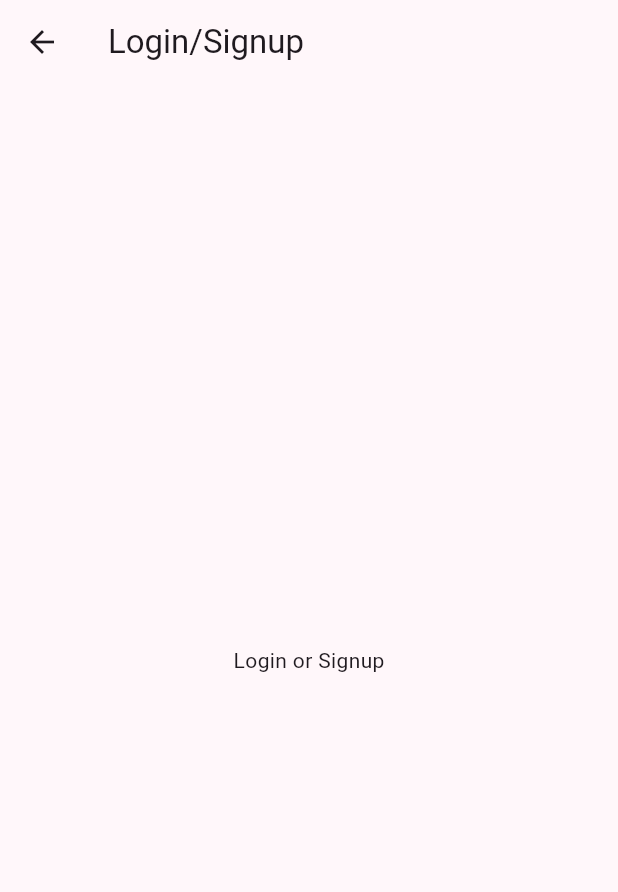
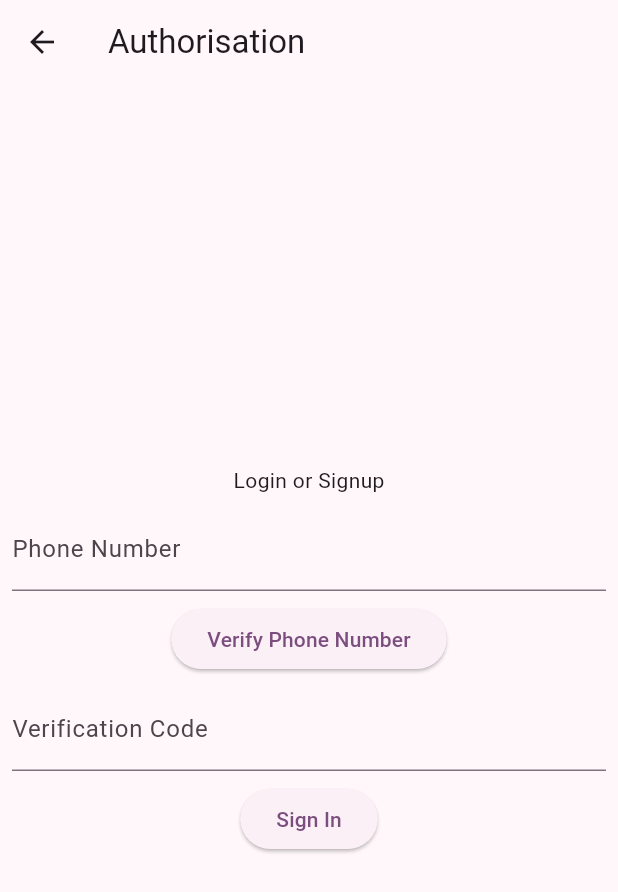
Before and after one commit to crazygix/bleya-mobile, a Flutter app: the AuthorisationPage screen opened directly, on a phone screen of 412 x 824 dp. Shown: the top 892 px of the screen. Run offline on Flutter 3.47's test engine with Material 3 defaults, Android fonts, the phone set to English and light mode, and no system bars; our stand-ins replace firebase_auth; accounts and stored records are empty.

Commit message:
Add changes: - implement authorisation manager - fix some build issues - implement initial views

```diff
--- /dev/null
+++ b/lib/managers/authorisation_manager.dart
@@ -0,0 +1,45 @@
+import 'package:flutter/material.dart';
+import 'package:firebase_auth/firebase_auth.dart';
+
+class AuthorisationManager extends ChangeNotifier {
+  final FirebaseAuth _auth = FirebaseAuth.instance;
+  final TextEditingController phoneController = TextEditingController();
+  final TextEditingController codeController = TextEditingController();
+  String _verificationId = '';
+
+  void verifyPhoneNumber() async {
+    await _auth.verifyPhoneNumber(
+      phoneNumber: phoneController.text,
+      verificationCompleted: (PhoneAuthCredential credential) async {
+        await _auth.signInWithCredential(credential);
+      },
+      verificationFailed: (FirebaseAuthException e) {
+        if (e.code == 'invalid-phone-number') {
+          print('The provided phone number is not valid.');
+        }
+      },
+      codeSent: (String verificationId, int? resendToken) {
+        _verificationId = verificationId;
+        notifyListeners();
+      },
+      codeAutoRetrievalTimeout: (String verificationId) {
+        _verificationId = verificationId;
+        notifyListeners();
+      },
+    );
+  }
+
+  void signInWithPhoneNumber() async {
+    final PhoneAuthCredential credential = PhoneAuthProvider.credential(
+      verificationId: _verificationId,
+      smsCode: codeController.text,
+    );
+
+    await _auth.signInWithCredential(credential);
+  }
+
+  Future<bool> isLoggedIn() async {
+    await Future.delayed(Duration(seconds: 2));
+    return false;
+  }
+}
--- a/lib/viewmodels/app_viewmodel.dart
+++ b/lib/view_models/app_viewmodel.dart
@@ -6,9 +6,4 @@ class AppViewModel extends ChangeNotifier {
   AppState _state = AppState();
 
   AppState get state => _state;
-
-  Future<bool> isLoggedIn() async {
-    await Future.delayed(Duration(seconds: 2));
-    return true;
-  }
 }
--- a/lib/views/authorisation_page.dart
+++ b/lib/views/authorisation_page.dart
@@ -1,19 +1,53 @@
 import 'package:flutter/material.dart';
+import 'package:provider/provider.dart';
+import '../managers/authorisation_manager.dart';
 
 class AuthorisationPage extends StatelessWidget {
   @override
   Widget build(BuildContext context) {
-    return Scaffold(
+    return ChangeNotifierProvider(
+      create: (_) => AuthorisationManager(),
+      child: Scaffold(
         appBar: AppBar(
-        title: Text('Login/Signup'),
+          title: Text('Authorisation'),
         ),
         body: Center(
-        child: Column(
+          child: Consumer<AuthorisationManager>(
+            builder: (context, manager, child) {
+              return Column(
                 mainAxisAlignment: MainAxisAlignment.center,
                 children: [
                   Text('Login or Signup'),
-            // Add your login/signup form here
+                  Padding(
+                    padding: const EdgeInsets.all(8.0),
+                    child: TextField(
+                      controller: manager.phoneController,
+                      decoration: InputDecoration(
+                        labelText: 'Phone Number',
+                      ),
+                    ),
+                  ),
+                  ElevatedButton(
+                    onPressed: () => manager.verifyPhoneNumber(),
+                    child: Text('Verify Phone Number'),
+                  ),
+                  Padding(
+                    padding: const EdgeInsets.all(8.0),
+                    child: TextField(
+                      controller: manager.codeController,
+                      decoration: InputDecoration(
+                        labelText: 'Verification Code',
+                      ),
+                    ),
+                  ),
+                  ElevatedButton(
+                    onPressed: () => manager.signInWithPhoneNumber(),
+                    child: Text('Sign In'),
+                  ),
                 ],
+              );
+            },
+          ),
         ),
       ),
     );
--- a/pubspec.yaml
+++ b/pubspec.yaml
@@ -14,6 +14,7 @@ dependencies:
 
   english_words: ^4.0.0
   provider: ^6.1.2
+  firebase_auth: ^5.4.2
 
 dev_dependencies:
   flutter_test:
```
Also changed, not shown: lib/main.dart (+2 -24 lines), lib/views/initial_page.dart (added, +29 -0 lines), pubspec.lock, 7 other files. Lines whose indentation alone changed are shown as unchanged.
